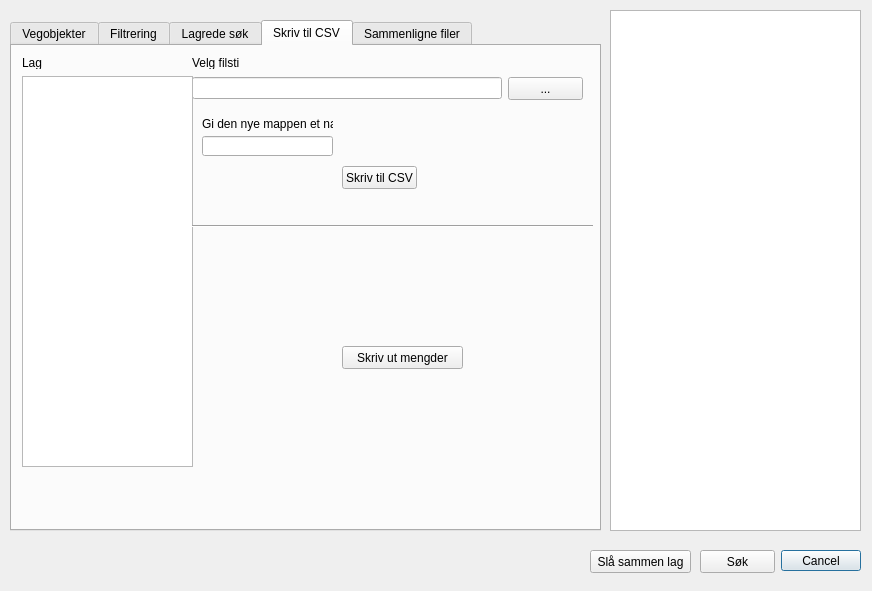
vtfk/NVDB-qgis-plugin, file nvdb_qgis_plugin_dialog_base.ui: the form before one commit.
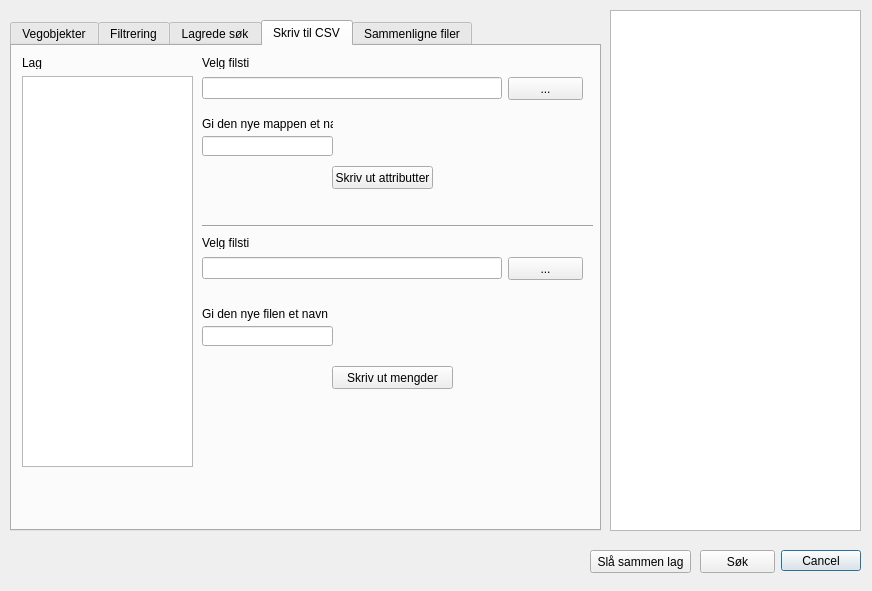
The form after the commit. The open tabs and pages were chosen to show the change.

Patch:
```diff
--- a/nvdb_qgis_plugin_dialog_base.ui
+++ b/nvdb_qgis_plugin_dialog_base.ui
@@ -534,15 +534,19 @@
     <widget class="QWidget" name="horizontalLayoutWidget">
      <property name="geometry">
       <rect>
-       <x>180</x>
+       <x>190</x>
        <y>30</y>
-       <width>391</width>
+       <width>381</width>
        <height>25</height>
       </rect>
      </property>
      <layout class="QHBoxLayout" name="horizontalLayout">
       <item>
-       <widget class="QLineEdit" name="lineEdit_dir"/>
+       <widget class="QLineEdit" name="lineEdit_dir">
+        <property name="readOnly">
+         <bool>true</bool>
+        </property>
+       </widget>
       </item>
       <item>
        <widget class="QPushButton" name="selectdirButton">
@@ -562,7 +566,7 @@
     <widget class="QLabel" name="label_8">
      <property name="geometry">
       <rect>
-       <x>180</x>
+       <x>190</x>
        <y>10</y>
        <width>47</width>
        <height>13</height>
@@ -575,14 +579,14 @@
     <widget class="QPushButton" name="skrivtilcsvButton">
      <property name="geometry">
       <rect>
-       <x>330</x>
+       <x>320</x>
        <y>120</y>
-       <width>75</width>
+       <width>101</width>
        <height>23</height>
       </rect>
      </property>
      <property name="text">
-      <string>Skriv til CSV</string>
+      <string>Skriv ut attributter</string>
      </property>
     </widget>
     <widget class="QListWidget" name="listWidget_layers">
@@ -624,9 +628,9 @@
     <widget class="Line" name="line_4">
      <property name="geometry">
       <rect>
-       <x>180</x>
+       <x>190</x>
        <y>170</y>
-       <width>401</width>
+       <width>391</width>
        <height>20</height>
       </rect>
      </property>
@@ -637,8 +641,8 @@
     <widget class="QPushButton" name="mengdertilcsvButton">
      <property name="geometry">
       <rect>
-       <x>330</x>
-       <y>300</y>
+       <x>320</x>
+       <y>320</y>
        <width>121</width>
        <height>23</height>
       </rect>
@@ -647,6 +651,74 @@
       <string>Skriv ut mengder</string>
      </property>
     </widget>
+    <widget class="QWidget" name="horizontalLayoutWidget_5">
+     <property name="geometry">
+      <rect>
+       <x>190</x>
+       <y>210</y>
+       <width>381</width>
+       <height>25</height>
+      </rect>
+     </property>
+     <layout class="QHBoxLayout" name="horizontalLayout_5">
+      <item>
+       <widget class="QLineEdit" name="lineEdit_dir_m">
+        <property name="readOnly">
+         <bool>true</bool>
+        </property>
+       </widget>
+      </item>
+      <item>
+       <widget class="QPushButton" name="selectdir_MButton">
+        <property name="maximumSize">
+         <size>
+          <width>75</width>
+          <height>23</height>
+         </size>
+        </property>
+        <property name="text">
+         <string>...</string>
+        </property>
+       </widget>
+      </item>
+     </layout>
+    </widget>
+    <widget class="QLabel" name="label_19">
+     <property name="geometry">
+      <rect>
+       <x>190</x>
+       <y>190</y>
+       <width>47</width>
+       <height>13</height>
+      </rect>
+     </property>
+     <property name="text">
+      <string>Velg filsti</string>
+     </property>
+    </widget>
+    <widget class="QLabel" name="label_20">
+     <property name="geometry">
+      <rect>
+       <x>190</x>
+       <y>260</y>
+       <width>131</width>
+       <height>16</height>
+      </rect>
+     </property>
+     <property name="text">
+      <string>Gi den nye filen et navn</string>
+     </property>
+    </widget>
+    <widget class="QLineEdit" name="lineEdit_fileNameM">
+     <property name="geometry">
+      <rect>
+       <x>190</x>
+       <y>280</y>
+       <width>131</width>
+       <height>20</height>
+      </rect>
+     </property>
+    </widget>
    </widget>
    <widget class="QWidget" name="tab_4">
     <attribute name="title">
```
